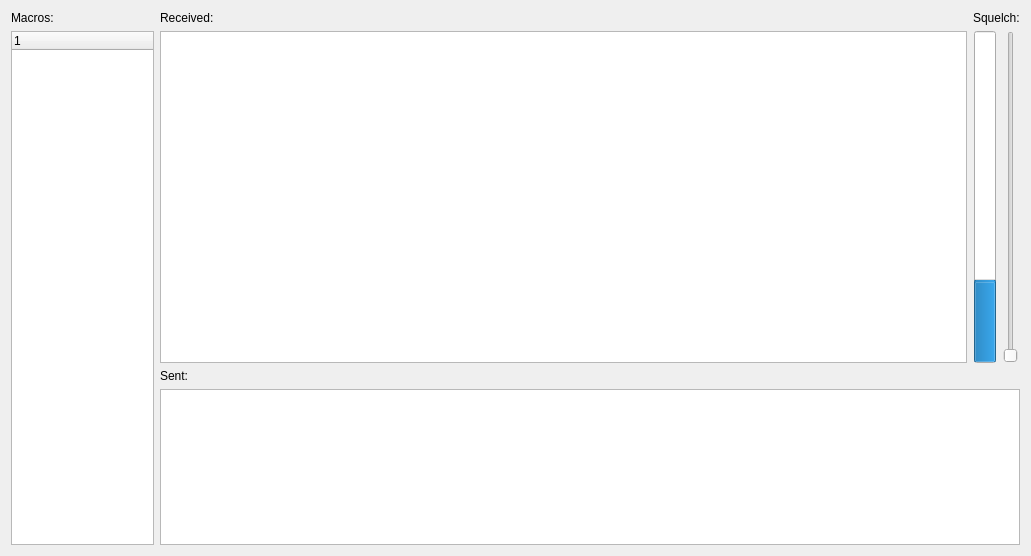
Qt form src/plugins/digital/messenger.ui (Norman0406/LISA) before a commit.
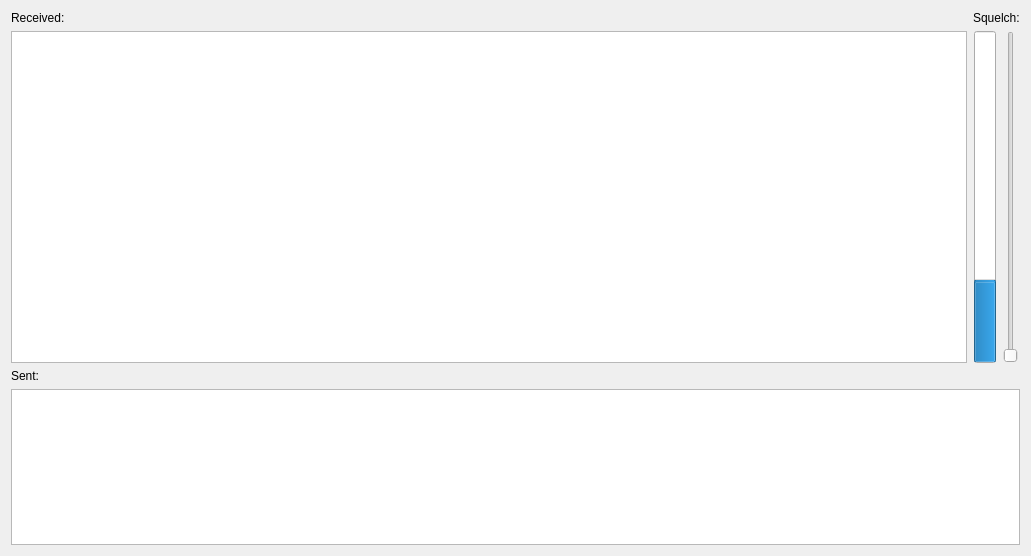
The same form after that commit.

```diff
--- a/src/plugins/digital/messenger.ui
+++ b/src/plugins/digital/messenger.ui
@@ -13,57 +13,7 @@
   <property name="windowTitle">
    <string>Form</string>
   </property>
-  <layout class="QHBoxLayout" name="horizontalLayout" stretch="1,6">
-   <item>
-    <layout class="QVBoxLayout" name="verticalLayout" stretch="0,0">
-     <property name="sizeConstraint">
-      <enum>QLayout::SetDefaultConstraint</enum>
-     </property>
-     <item>
-      <widget class="QLabel" name="label">
-       <property name="sizePolicy">
-        <sizepolicy hsizetype="Preferred" vsizetype="Preferred">
-         <horstretch>0</horstretch>
-         <verstretch>0</verstretch>
-        </sizepolicy>
-       </property>
-       <property name="text">
-        <string>Macros:</string>
-       </property>
-      </widget>
-     </item>
-     <item>
-      <widget class="QTreeWidget" name="trMacros">
-       <property name="enabled">
-        <bool>true</bool>
-       </property>
-       <property name="sizePolicy">
-        <sizepolicy hsizetype="Expanding" vsizetype="Expanding">
-         <horstretch>0</horstretch>
-         <verstretch>0</verstretch>
-        </sizepolicy>
-       </property>
-       <property name="minimumSize">
-        <size>
-         <width>0</width>
-         <height>0</height>
-        </size>
-       </property>
-       <property name="maximumSize">
-        <size>
-         <width>16777215</width>
-         <height>16777215</height>
-        </size>
-       </property>
-       <column>
-        <property name="text">
-         <string notr="true">1</string>
-        </property>
-       </column>
-      </widget>
-     </item>
-    </layout>
-   </item>
+  <layout class="QHBoxLayout" name="horizontalLayout" stretch="6">
    <item>
     <layout class="QVBoxLayout" name="verticalLayout_4" stretch="2,1">
      <item>
```
